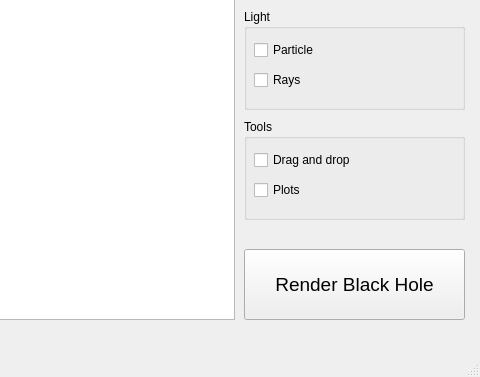
iprice73/BlackHoleEngine, file mainwindow.ui: the form before one commit; both pictures show x 446 to 926 and y 221 to 598 of the 926 by 598 pixel window.
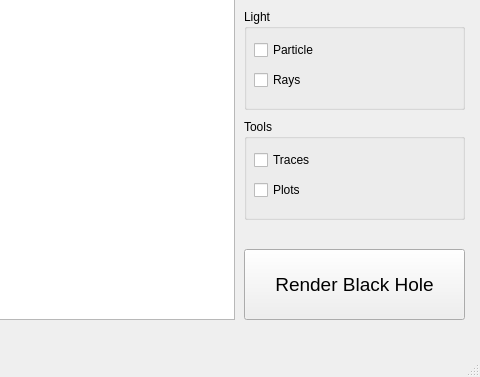
The form after the commit.

Commit message: trace checkbox

Patch:
```diff
--- a/mainwindow.ui
+++ b/mainwindow.ui
@@ -106,12 +106,12 @@
       <rect>
        <x>10</x>
        <y>30</y>
-       <width>111</width>
+       <width>71</width>
        <height>22</height>
       </rect>
      </property>
      <property name="text">
-      <string>Drag and drop</string>
+      <string>Traces</string>
      </property>
     </widget>
     <widget class="QCheckBox" name="checkBox_4">
```
Left out of the diff: 2 changed lines with no effect on the pictures. The commit also changes 2 other files.
